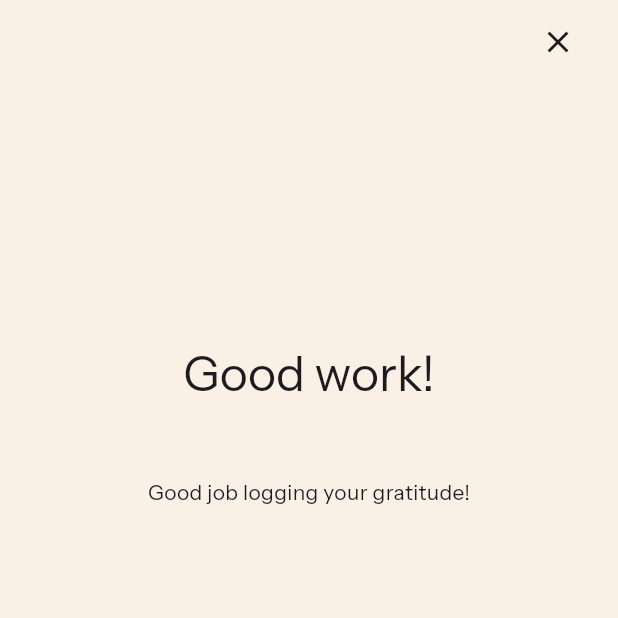
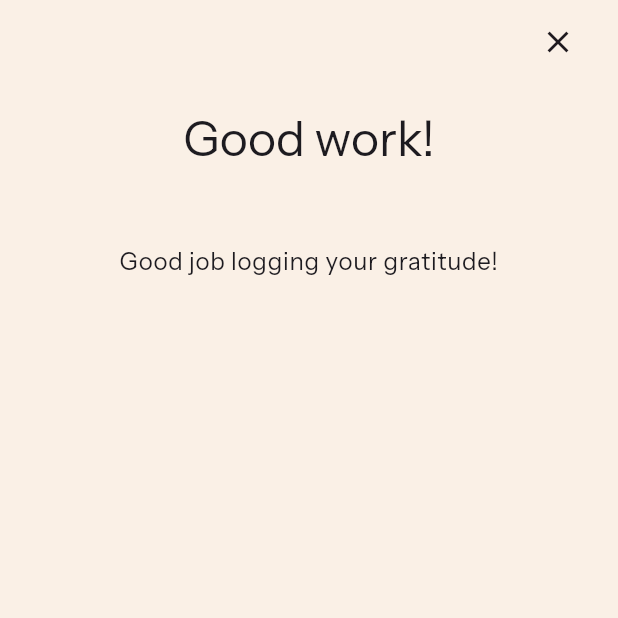
Before and after one commit to charlottejacques3/gratitude_app, a Flutter app: the CongratsPage screen opened directly with empty values, on a phone screen of 412 x 824 dp, the top half of it. Run offline on Flutter 3.47's test engine with Material 3 defaults, Android fonts, the light colour scheme and no system bars; our stand-ins replace firebase_auth, firebase_core, firebase_database, firebase_messaging, firebase_storage, firebase_vertexai and 8 more; missing offline and left inert: android_alarm_manager_plus, photo_manager; accounts and stored records are empty.

Commit message:
bug fixes

```diff
--- a/lib/congrats_page.dart
+++ b/lib/congrats_page.dart
@@ -41,9 +41,7 @@ class _CongratsPageState extends State<CongratsPage> {
       body: Padding(
         padding: const EdgeInsets.all(16.0),
         child: Center(
-          child: Column(
-            crossAxisAlignment: CrossAxisAlignment.center,
-
+          child: ListView(
             children: [
               Spacer(
                 flex: 1
@@ -95,13 +93,16 @@ class _CongratsPageState extends State<CongratsPage> {
                             print('error writing to database: $e');
                           }
                         }
-                        Navigator.pop(context, {'guided':false});
+                        Navigator.pop(context);
                       },
                       child: Text('Save')
                     )
                   ],
                 )
-              : Text('Good job logging your gratitude!'),
+              : Text('Good job logging your gratitude!',
+                textAlign: TextAlign.center,
+                style: Theme.of(context).textTheme.bodyLarge!,
+              ),
               Spacer(
                 flex: 3
               )
--- a/lib/guiding_pages/log_emotions_page.dart
+++ b/lib/guiding_pages/log_emotions_page.dart
@@ -34,7 +34,7 @@ class _LogEmotionsPageState extends State<LogEmotionsPage> {
       ),
       body: Padding(
         padding: const EdgeInsets.all(8.0),
-        child: Column(
+        child: ListView(
           children: [
             SizedBox(height: 30),
             Text("Sounds like a plan. Use this space to log your negative emotions.",
```
Also changed, not shown: lib/gratitude_log_page.dart (+19 -3 lines), flutter_04.png (added), 15 other files.
